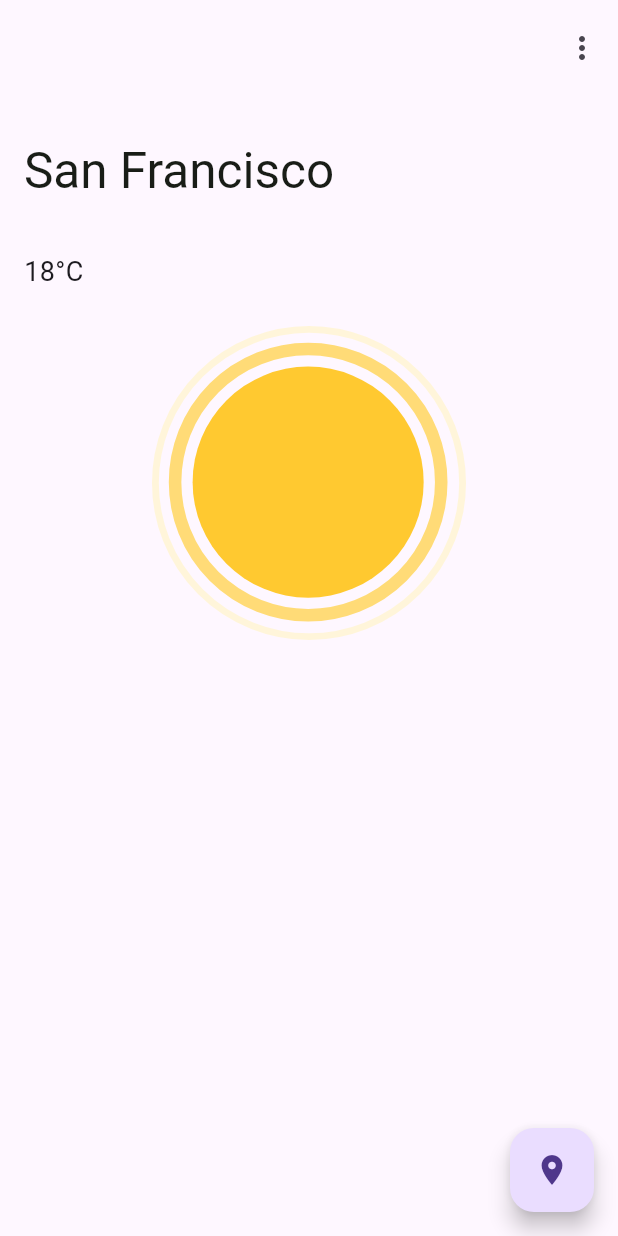
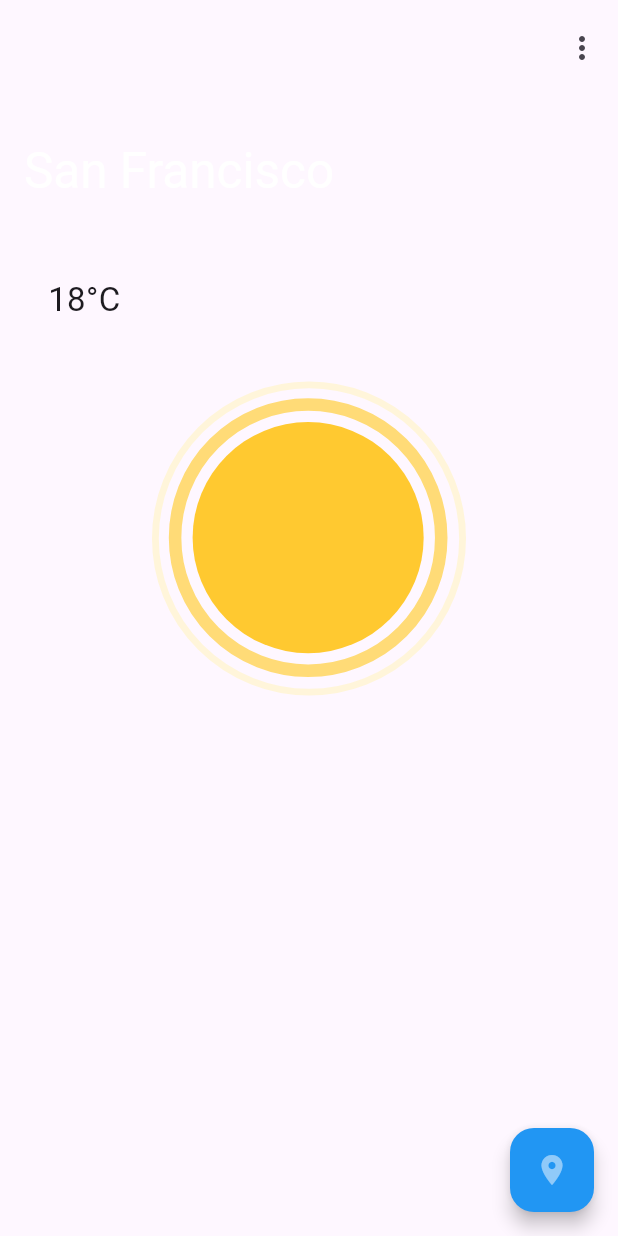
Before and after one commit to dalu-wins/weather-app, a Flutter app: the screen it shows after launch, on a phone screen of 412 x 824 dp. Run offline on Flutter 3.47's test engine with Material 3 defaults, Android fonts, the phone set to English and light mode, and no system bars; drawn by our look-alikes of dynamic_color; our stand-ins replace geocoding, geolocator, lottie, weather; statements that could not run were skipped.

Commit message:
minor ui changes

```diff
--- a/lib/home_page_state.dart
+++ b/lib/home_page_state.dart
@@ -23,7 +23,12 @@ class MyHomePageState extends State<MyHomePage> {
 
   FloatingActionButton buildFAB() {
     return FloatingActionButton(
-      child: const Icon(Icons.location_on),
+      backgroundColor: Theme.of(context).primaryColor,
+      elevation: 5,
+      child: Icon(
+        Icons.location_on,
+        color: Theme.of(context).colorScheme.background,
+      ),
       onPressed: () => {updateWeatherInfo()},
     );
   }
@@ -73,9 +78,12 @@ class MyHomePageState extends State<MyHomePage> {
               children: [
                 Align(
                   alignment: Alignment.topLeft,
-                  child: Text(
-                    "$_temp°C",
-                    style: TextStyle(fontSize: 18),
+                  child: Padding(
+                    padding: EdgeInsets.all(16),
+                    child: Text(
+                      "$_temp°C",
+                      style: TextStyle(fontSize: 22),
+                    ),
                   ),
                 ),
                 _condition,
--- a/lib/main.dart
+++ b/lib/main.dart
@@ -1,3 +1,4 @@
+import 'package:dynamic_color/dynamic_color.dart';
 import 'package:flutter/material.dart';
 import 'package:weather_app/home_page.dart';
 
@@ -6,16 +7,29 @@ void main() => runApp(const WeatherApp());
 class WeatherApp extends StatelessWidget {
   const WeatherApp({super.key});
 
+  static final _defaultLightColorScheme =
+      ColorScheme.fromSwatch(primarySwatch: Colors.blue);
+
+  static final _defaultDarkColorScheme = ColorScheme.fromSwatch(
+      primarySwatch: Colors.blue, brightness: Brightness.dark);
+
   @override
   Widget build(BuildContext context) {
+    return DynamicColorBuilder(builder: (lightColorScheme, darkColorScheme) {
       return MaterialApp(
         title: 'Weather App',
         debugShowCheckedModeBanner: false,
         theme: ThemeData(
-        colorScheme: ColorScheme.fromSeed(seedColor: Colors.green),
+          colorScheme: lightColorScheme ?? _defaultLightColorScheme,
           useMaterial3: true,
         ),
+        darkTheme: ThemeData(
+          colorScheme: darkColorScheme ?? _defaultDarkColorScheme,
+          useMaterial3: true,
+        ),
+        themeMode: ThemeMode.system,
         home: const MyHomePage(),
       );
+    });
   }
 }
--- a/pubspec.yaml
+++ b/pubspec.yaml
@@ -40,6 +40,7 @@ dependencies:
   geocoding: ^2.1.1
   weather: ^3.1.1
   lottie: ^2.7.0
+  dynamic_color: ^1.6.8
 
 
 dev_dependencies:
```
Also changed, not shown: pubspec.lock, 5 other files. Lines whose indentation alone changed are shown as unchanged.
